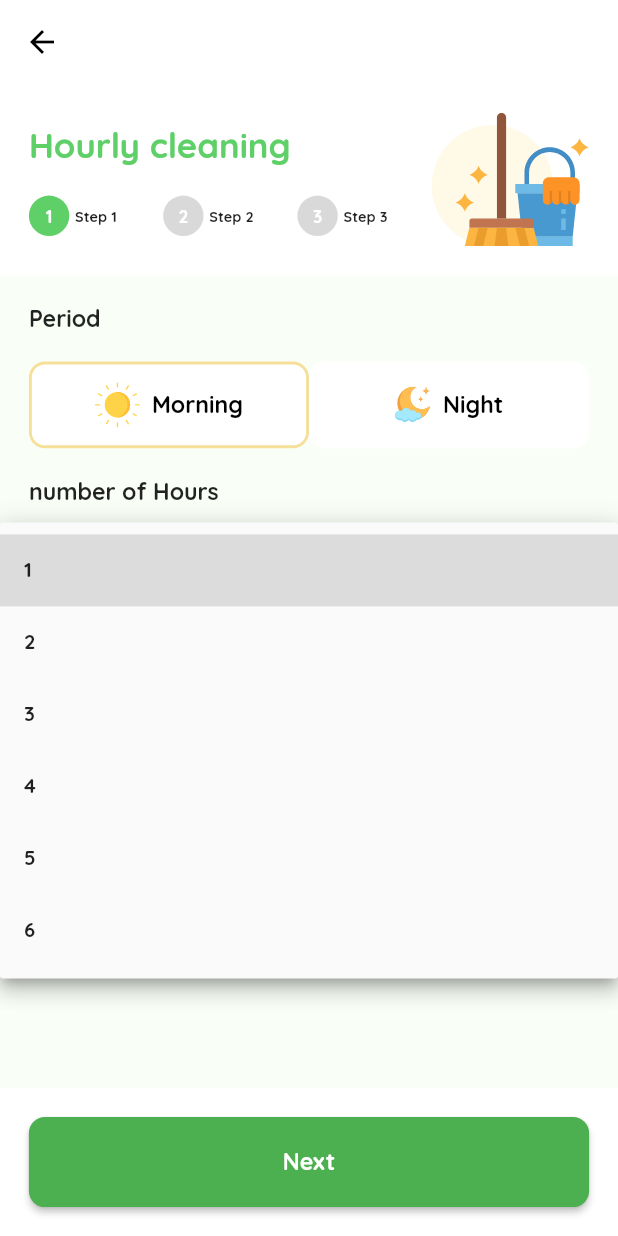
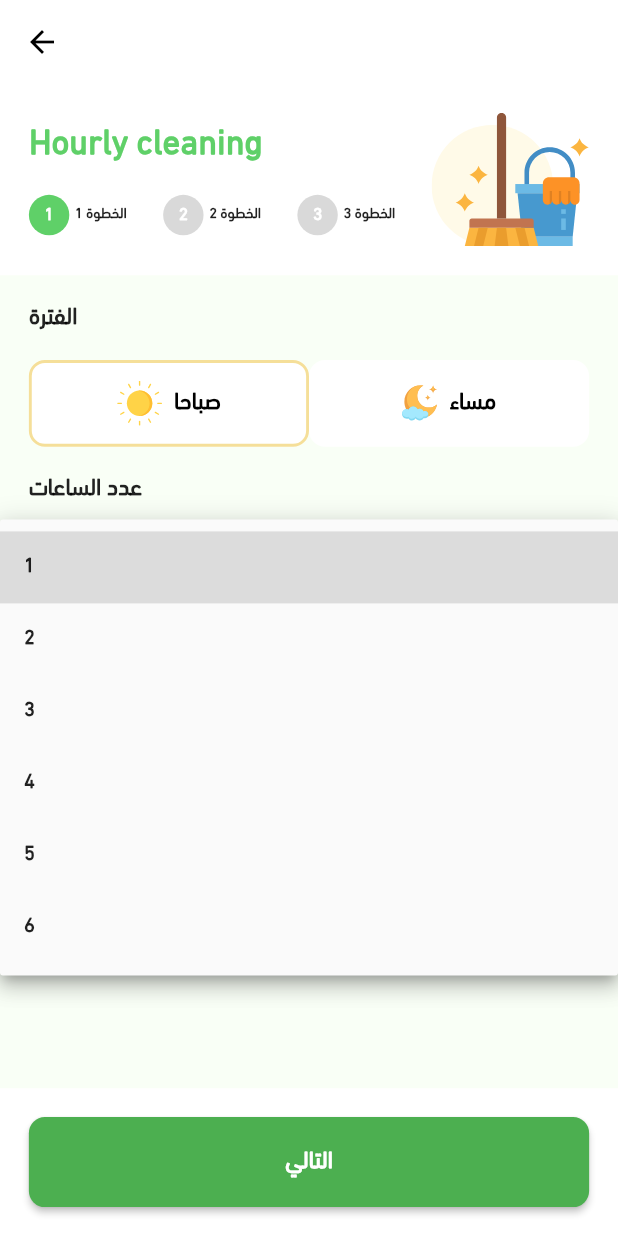
Before and after one commit to 0Ahmad0/labor, a Flutter app: the MakeOrderView screen opened by its route, after a tap on an icon or button, on a phone screen of 412 x 824 dp. Run offline on Flutter 3.47's test engine with Material 2 defaults, Android fonts, the phone set to English and light mode, and no system bars; our stand-ins replace calendar_timeline, country_picker, easy_localization, firebase_core, flutter_rating_bar, flutter_screenutil and 6 more; missing offline and left inert: flutter_osm_plugin; accounts and stored records are empty; project files that could hold a hidden picture were left out.

Commit message:
add arabic font and fix somethings

```diff
--- a/assets/translations/ar.json
+++ b/assets/translations/ar.json
@@ -1,5 +1,5 @@
 {
-  "find_your_home_service ":"جميع الخدمات المنزلية\nفي مكان واحد",
+  "find_your_home_service ":"جميع الخدمات المنزلية في مكان واحد",
   "select_language": "اختار اللغة",
   "english": "English",
   "arabic": "العربية",
--- a/lib/presentation/resources/app_fonts.dart
+++ b/lib/presentation/resources/app_fonts.dart
@@ -1,4 +1,11 @@
 import 'package:flutter/material.dart';
+import 'package:google_fonts/google_fonts.dart';
+
+class FontManager {
+  const FontManager._();
+  static String fontAr = 'dinNextLtW23';
+  static String? fontEn = GoogleFonts.quicksand().fontFamily;
+}
 
 class FontWeightManager {
   const FontWeightManager._();
--- a/lib/presentation/resources/app_theme.dart
+++ b/lib/presentation/resources/app_theme.dart
@@ -1,6 +1,7 @@
 import 'package:flutter/material.dart';
 import 'package:flutter_screenutil/flutter_screenutil.dart';
 import 'package:google_fonts/google_fonts.dart';
+import 'package:labor/presentation/resources/app_fonts.dart';
 import 'package:labor/presentation/resources/app_styles.dart';
 
 import 'app_colors.dart';
@@ -8,7 +9,7 @@ import 'app_colors.dart';
 class AppTheme {
   const AppTheme._();
 
-  static ThemeData appTheme = ThemeData(
+  static ThemeData appThemeEn = ThemeData(
     bottomNavigationBarTheme: BottomNavigationBarThemeData(
       type: BottomNavigationBarType.fixed,
     ),
@@ -17,7 +18,27 @@ class AppTheme {
         elevation: 0.0,
         color: Colors.transparent,
         centerTitle: true),
-    fontFamily: GoogleFonts.quicksand().fontFamily,
+    fontFamily: FontManager.fontEn,
+    primarySwatch: Colors.green,
+    scaffoldBackgroundColor: AppColors.lightGreen,
+    elevatedButtonTheme: ElevatedButtonThemeData(
+      style: ElevatedButton.styleFrom(
+        shape:
+            RoundedRectangleBorder(borderRadius: BorderRadius.circular(12.r)),
+        minimumSize: Size(double.infinity, 60.0),
+      ),
+    ),
+  );
+  static ThemeData appThemeAr = ThemeData(
+    bottomNavigationBarTheme: BottomNavigationBarThemeData(
+      type: BottomNavigationBarType.fixed,
+    ),
+    appBarTheme: AppBarTheme(
+        iconTheme: IconThemeData(color: AppColors.black),
+        elevation: 0.0,
+        color: Colors.transparent,
+        centerTitle: true),
+    fontFamily: FontManager.fontAr,
     primarySwatch: Colors.green,
     scaffoldBackgroundColor: AppColors.lightGreen,
     elevatedButtonTheme: ElevatedButtonThemeData(
--- a/lib/presentation/views/make_order/steps_screen/step1.dart
+++ b/lib/presentation/views/make_order/steps_screen/step1.dart
@@ -208,7 +208,7 @@ class _Step1State extends State<Step1> {
                     context: context,
                     onSelect: (val) {
                       setState(() {
-                        cityController.text = val.displayName;
+                        cityController.text = val.nameLocalized.toString();
                       });
                     },
                   );
@@ -217,17 +217,6 @@ class _Step1State extends State<Step1> {
             ],
           ),
         ),
-        Container(
-          padding: EdgeInsets.all(AppPadding.p20.sp),
-          width: double.infinity,
-          decoration: BoxDecoration(color: AppColors.white),
-          child: ElevatedButton(
-              onPressed: () {},
-              child: Text(
-                tr(LocaleKeys.make_order_next),
-                style: getBoldStyle(fontSize: 16.sp),
-              )),
-        )
       ],
     );
   }
--- a/pubspec.yaml
+++ b/pubspec.yaml
@@ -66,3 +66,7 @@ flutter:
    - assets/images/
    - assets/icons/
    - assets/translations/
+  fonts:
+    - family: 'dinNextLtW23'
+      fonts:
+        - asset: 'assets/fonts/din_next_lt_w23.ttf'
```
Also changed, not shown: lib/main.dart (+13 -2 lines), lib/presentation/views/make_order/make_order_view.dart (+25 -1 lines), lib/presentation/views/make_order/steps_screen/step2.dart (+0 -11 lines), lib/presentation/views/make_order/steps_screen/step3.dart (+2 -13 lines), lib/presentation/views/selected_language/selected_language_view.dart (+14 -10 lines), assets/fonts/din_next_lt_w23.ttf (added), lib/translations/codegen_loader.g.dart, pubspec.lock.
